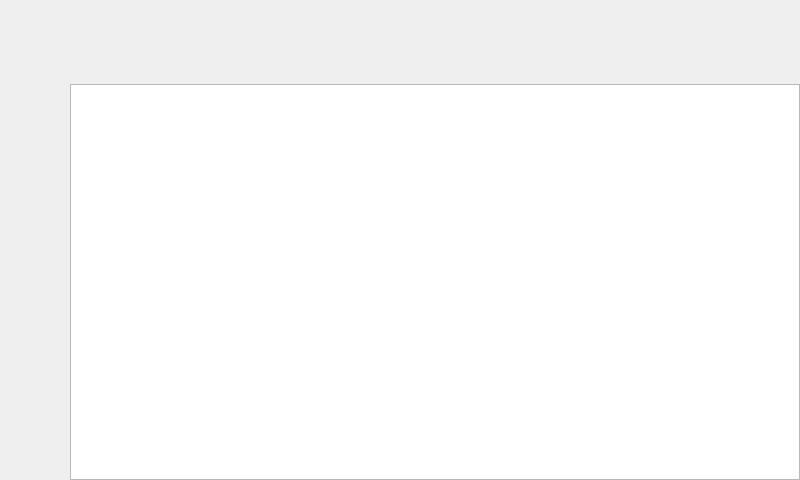
Before: the Qt Designer form src/ui/libraryform.ui in niktischenko/someplayer, drawn with Qt 5.
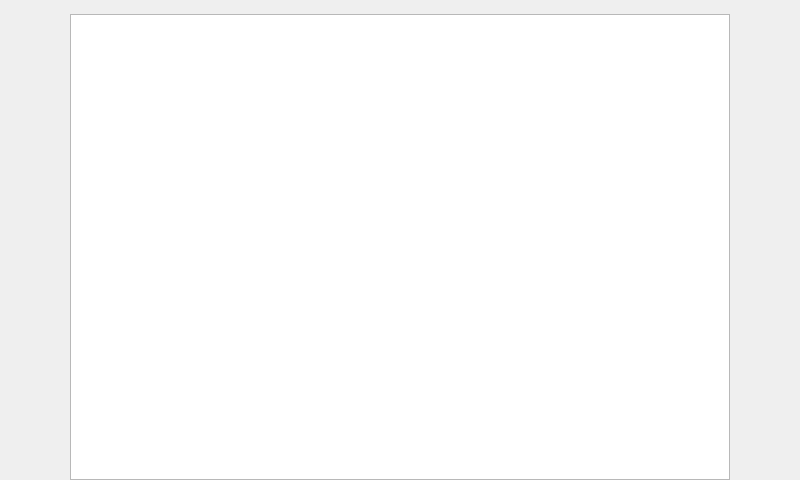
After: the same form once the commit is applied. Icons and pictures are not drawn.

Commit message: Added fullscreen button

```diff
--- a/src/ui/libraryform.ui
+++ b/src/ui/libraryform.ui
@@ -50,138 +50,13 @@
   <property name="windowTitle">
    <string>Form</string>
   </property>
-  <layout class="QVBoxLayout" name="verticalLayout_2">
-   <property name="spacing">
-    <number>0</number>
-   </property>
-   <property name="margin">
-    <number>0</number>
-   </property>
-   <item>
     <layout class="QHBoxLayout" name="horizontalLayout">
-     <item>
-      <widget class="QPushButton" name="viewButton">
-       <property name="sizePolicy">
-        <sizepolicy hsizetype="Fixed" vsizetype="Fixed">
-         <horstretch>0</horstretch>
-         <verstretch>0</verstretch>
-        </sizepolicy>
-       </property>
-       <property name="minimumSize">
-        <size>
-         <width>70</width>
-         <height>70</height>
-        </size>
-       </property>
-       <property name="maximumSize">
-        <size>
-         <width>70</width>
-         <height>70</height>
-        </size>
-       </property>
-       <property name="text">
-        <string/>
-       </property>
-       <property name="icon">
-        <iconset resource="../../resources/resources.qrc">
-         <normaloff>:/icons/artists.png</normaloff>:/icons/artists.png</iconset>
-       </property>
-       <property name="flat">
-        <bool>true</bool>
-       </property>
-      </widget>
-     </item>
-     <item>
-      <spacer name="horizontalSpacer_2">
-       <property name="orientation">
-        <enum>Qt::Horizontal</enum>
-       </property>
-       <property name="sizeHint" stdset="0">
-        <size>
-         <width>40</width>
-         <height>20</height>
-        </size>
-       </property>
-      </spacer>
-     </item>
-     <item>
-      <widget class="QPushButton" name="dynamicButton">
-       <property name="sizePolicy">
-        <sizepolicy hsizetype="Fixed" vsizetype="Fixed">
-         <horstretch>0</horstretch>
-         <verstretch>0</verstretch>
-        </sizepolicy>
-       </property>
-       <property name="minimumSize">
-        <size>
-         <width>70</width>
-         <height>70</height>
-        </size>
-       </property>
-       <property name="maximumSize">
-        <size>
-         <width>70</width>
-         <height>70</height>
-        </size>
-       </property>
-       <property name="text">
-        <string/>
-       </property>
-       <property name="icon">
-        <iconset resource="../../resources/resources.qrc">
-         <normaloff>:/icons/dynamic.png</normaloff>:/icons/dynamic.png</iconset>
-       </property>
-       <property name="flat">
-        <bool>true</bool>
-       </property>
-      </widget>
-     </item>
-     <item>
-      <spacer name="horizontalSpacer">
-       <property name="orientation">
-        <enum>Qt::Horizontal</enum>
-       </property>
-       <property name="sizeHint" stdset="0">
-        <size>
-         <width>40</width>
-         <height>20</height>
-        </size>
-       </property>
-      </spacer>
-     </item>
-     <item>
-      <widget class="QPushButton" name="playlistsButton">
-       <property name="minimumSize">
-        <size>
-         <width>70</width>
-         <height>70</height>
-        </size>
-       </property>
-       <property name="maximumSize">
-        <size>
-         <width>70</width>
-         <height>70</height>
-        </size>
-       </property>
-       <property name="text">
-        <string/>
-       </property>
-       <property name="icon">
-        <iconset resource="../../resources/resources.qrc">
-         <normaloff>:/icons/playlists.png</normaloff>:/icons/playlists.png</iconset>
-       </property>
-       <property name="flat">
-        <bool>true</bool>
-       </property>
-      </widget>
-     </item>
-    </layout>
-   </item>
-   <item>
-    <layout class="QHBoxLayout" name="horizontalLayout_2">
      <property name="spacing">
       <number>0</number>
      </property>
+   <property name="margin">
+    <number>0</number>
+   </property>
      <item>
       <layout class="QVBoxLayout" name="verticalLayout">
        <item>
@@ -394,6 +269,124 @@
         </widget>
        </item>
       </layout>
+   </item>
+   <item>
+    <layout class="QVBoxLayout" name="verticalLayout_2">
+     <item>
+      <widget class="QPushButton" name="viewButton">
+       <property name="sizePolicy">
+        <sizepolicy hsizetype="Fixed" vsizetype="Fixed">
+         <horstretch>0</horstretch>
+         <verstretch>0</verstretch>
+        </sizepolicy>
+       </property>
+       <property name="minimumSize">
+        <size>
+         <width>70</width>
+         <height>70</height>
+        </size>
+       </property>
+       <property name="maximumSize">
+        <size>
+         <width>70</width>
+         <height>70</height>
+        </size>
+       </property>
+       <property name="text">
+        <string/>
+       </property>
+       <property name="icon">
+        <iconset resource="../../resources/resources.qrc">
+         <normaloff>:/icons/artists.png</normaloff>:/icons/artists.png</iconset>
+       </property>
+       <property name="flat">
+        <bool>true</bool>
+       </property>
+      </widget>
+     </item>
+     <item>
+      <spacer name="verticalSpacer">
+       <property name="orientation">
+        <enum>Qt::Vertical</enum>
+       </property>
+       <property name="sizeHint" stdset="0">
+        <size>
+         <width>20</width>
+         <height>40</height>
+        </size>
+       </property>
+      </spacer>
+     </item>
+     <item>
+      <widget class="QPushButton" name="dynamicButton">
+       <property name="sizePolicy">
+        <sizepolicy hsizetype="Fixed" vsizetype="Fixed">
+         <horstretch>0</horstretch>
+         <verstretch>0</verstretch>
+        </sizepolicy>
+       </property>
+       <property name="minimumSize">
+        <size>
+         <width>70</width>
+         <height>70</height>
+        </size>
+       </property>
+       <property name="maximumSize">
+        <size>
+         <width>70</width>
+         <height>70</height>
+        </size>
+       </property>
+       <property name="text">
+        <string/>
+       </property>
+       <property name="icon">
+        <iconset resource="../../resources/resources.qrc">
+         <normaloff>:/icons/dynamic.png</normaloff>:/icons/dynamic.png</iconset>
+       </property>
+       <property name="flat">
+        <bool>true</bool>
+       </property>
+      </widget>
+     </item>
+     <item>
+      <spacer name="verticalSpacer_2">
+       <property name="orientation">
+        <enum>Qt::Vertical</enum>
+       </property>
+       <property name="sizeHint" stdset="0">
+        <size>
+         <width>20</width>
+         <height>40</height>
+        </size>
+       </property>
+      </spacer>
+     </item>
+     <item>
+      <widget class="QPushButton" name="playlistsButton">
+       <property name="minimumSize">
+        <size>
+         <width>70</width>
+         <height>70</height>
+        </size>
+       </property>
+       <property name="maximumSize">
+        <size>
+         <width>70</width>
+         <height>70</height>
+        </size>
+       </property>
+       <property name="text">
+        <string/>
+       </property>
+       <property name="icon">
+        <iconset resource="../../resources/resources.qrc">
+         <normaloff>:/icons/playlists.png</normaloff>:/icons/playlists.png</iconset>
+       </property>
+       <property name="flat">
+        <bool>true</bool>
+       </property>
+      </widget>
      </item>
     </layout>
    </item>
```
Lines whose indentation alone changed are shown as unchanged. The commit also changes 10 other files.
